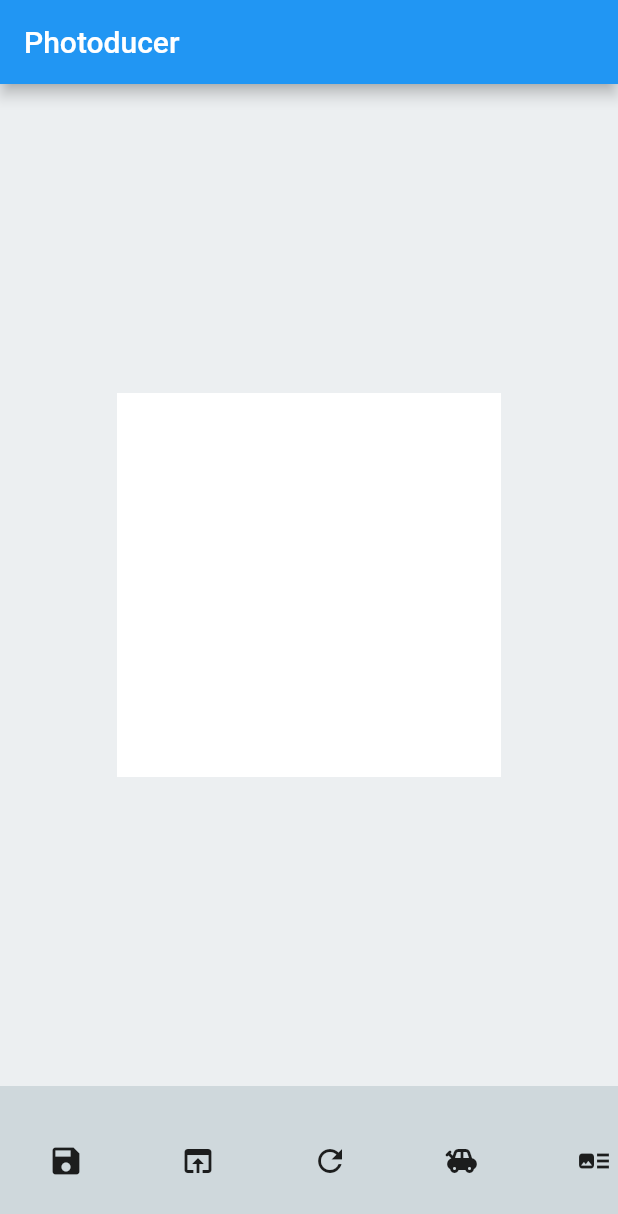
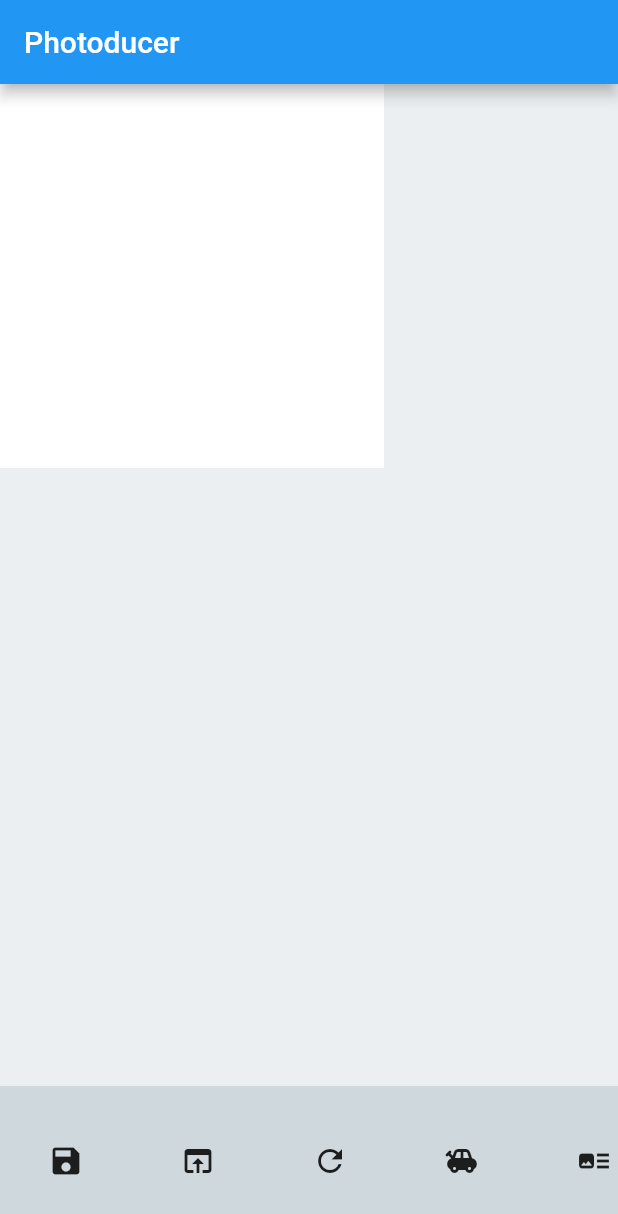
Before and after one commit to GreenAppers/photoducer, a Flutter app: the screen it shows after launch, after a tap on the "save" icon, on a phone screen of 412 x 824 dp. Shown: the top 1214 px of the screen. Run offline on Flutter 3.47's test engine with Material 2 defaults, Android fonts, the phone set to English and light mode, and no system bars; drawn by our look-alikes of photo_view; our stand-ins replace file_picker; missing offline and left inert: image_picker_saver, tflite.

Commit message:
Make canvas parent PhotoView for pinch zooming

```diff
--- a/lib/main.dart
+++ b/lib/main.dart
@@ -5,11 +5,11 @@ import 'dart:ui' as ui;
 import 'package:flutter/material.dart';
 import 'package:flutter/services.dart';
 import 'package:file_picker/file_picker.dart';
-import 'package:image/image.dart' as img;
 import 'package:image_picker_saver/image_picker_saver.dart';
-import 'package:path_provider/path_provider.dart';
+import 'package:photo_view/photo_view.dart';
 import 'package:tflite/tflite.dart';
-import 'package:tuple/tuple.dart';
+import 'package:photoducer/pixel_buffer.dart';
+import 'package:photoducer/photograph_transducer.dart';
 
 void main() => runApp(PhotoducerApp());
 
@@ -27,15 +27,16 @@ class PhotoducerApp extends StatelessWidget {
 }
 
 class Photoducer extends StatefulWidget {
+  final PhotographTransducer transducer = PhotographTransducer();
+
   @override
   _PhotoducerState createState() => _PhotoducerState();
 }
 
 class _PhotoducerState extends State<Photoducer> {
   GlobalKey<_PhotoducerCanvasState> canvasKey = GlobalKey();
-  var renderedImage;
+  bool loadingImage = false;
   String loadedModel;
-  List objectRecognition;
 
   @override
   Widget build(BuildContext context) {
@@ -45,41 +46,47 @@ class _PhotoducerState extends State<Photoducer> {
       ),
 
       body: Container(
-        decoration: new BoxDecoration(color: Colors.blueGrey[50]),
+        decoration: BoxDecoration(color: Colors.blueGrey[50]),
+        child: IgnorePointer(
+          ignoring: loadingImage,
           child: Column(
             children: <Widget>[
-            Spacer(),
-            Stack(children: <Widget>[
-              PhotoducerCanvas(canvasKey),
-              Container(
-                width: 256,
-                height: 256,
-                child: Stack(children: objectBoxes(Size(256, 256))),
+              Expanded(
+                child: ClipRect(
+                  child: (loadingImage ?
+                    Center(
+                      child: Container(
+                        width: 20.0,
+                        height: 20.0,
+                        child: const CircularProgressIndicator(),
                       ),
-            ]),
-            Spacer(),
+                    ) :
+                    PhotoView.customChild(
+                      child: PhotoducerCanvas(canvasKey, widget.transducer),
+                      childSize: widget.transducer.state.size,
+                      maxScale: PhotoViewComputedScale.covered * 2.0,
+                      minScale: PhotoViewComputedScale.contained * 0.8,
+                      initialScale: PhotoViewComputedScale.covered,
+                      backgroundDecoration: BoxDecoration(color: Colors.blueGrey[50]),
+                    )
+                  ),
+                ),
+              ),
 
               Container(
                 height: 100,
-              decoration: new BoxDecoration(color: Colors.blueGrey[100]),
+                decoration: BoxDecoration(color: Colors.blueGrey[100]),
                 child: ListView(
                   scrollDirection: Axis.horizontal,
                   children: <Widget>[
                     FlatButton(
                       child: Icon(Icons.save),
-                    onPressed: () {
-                      setState(() {
-                         renderedImage = canvasKey.currentState.rendered;
-                      });
-                      saveImage(context);
-                    },
+                      onPressed: () { saveImage(context); },
                     ),
 
                     FlatButton(
                       child: Icon(Icons.open_in_browser),
-                    onPressed: () {
-                      loadImage(context);
-                    },
+                      onPressed: () { loadImage(context); },
                     ),
 
                     FlatButton(
@@ -91,64 +98,37 @@ class _PhotoducerState extends State<Photoducer> {
 
                     FlatButton(
                       child: Icon(Icons.toys),
-                    onPressed: () {
-                      setState(() {
-                         renderedImage = canvasKey.currentState.rendered;
-                      });
-                      generateImage(context);
-                    },
+                      onPressed: () { generateImage(context); },
                     ),
 
                     FlatButton(
                       child: Icon(Icons.art_track),
-                    onPressed: () {
-                      setState(() {
-                         renderedImage = canvasKey.currentState.rendered;
-                      });
-                      recognizeImage(context);
-                    },
+                      onPressed: () { recognizeImage(context); },
                     ),
-
                   ],
                 ),
               ),
             ],
           ),
         ),
+      ),
     );
   }
 
-  Future<ui.Image> imageFromImg(img.Image input) async {
-    ui.Codec codec = await ui.instantiateImageCodec(img.encodePng(input));
-    ui.FrameInfo frame = await codec.getNextFrame();
-    return frame.image;
+  Future<Null> loadImageFileNamed(String filename) async {
+    List<int> bytes = await File(filename).readAsBytes();
+    return loadImageFileBytes(bytes);
   }
 
-  Future<img.Image> imgFromImage(ui.Image input) async {
-    var pngBytes = await input.toByteData(format: ui.ImageByteFormat.png);
-    return img.decodeImage(pngBytes.buffer.asUint8List());
-  }
-
-  Future<Null> loadImg(img.Image input) async {
-    img.Image resized = img.copyResize(input, 256, 256);
-    ui.Image image = await imageFromImg(resized);
-    canvasKey.currentState.reset(image);
-  }
-
-  Future<String> stashImagePath(String name) async {
-    Directory directory = await getApplicationDocumentsDirectory();
-    return directory.path + Platform.pathSeparator + name + ".png";
-  }
-
-  Future<String> stashImage(ui.Image image, String name) async {
-    var pngBytes = await image.toByteData(format: ui.ImageByteFormat.png);
-    String path = await stashImagePath(name);
-    File(path).writeAsBytesSync(pngBytes.buffer.asInt8List());
-    return path;
+  Future<Null> loadImageFileBytes(List<int> bytes) async {
+    ui.Codec codec = await ui.instantiateImageCodec(bytes);
+    ui.FrameInfo frame = await codec.getNextFrame();
+    canvasKey.currentState.reset(frame.image);
+    setState((){ loadingImage = false; });
   }
 
   Future<String> saveImage(BuildContext context) async {
-    var image = await renderedImage;
+    ui.Image image = await widget.transducer.renderImage();
     var pngBytes = await image.toByteData(format: ui.ImageByteFormat.png);
     return ImagePickerSaver.saveFile(fileData: pngBytes.buffer.asUint8List());
   }
@@ -156,32 +136,32 @@ class _PhotoducerState extends State<Photoducer> {
   Future<Null> loadImage(BuildContext context) async {
     //return loadAssetImage(context, 'dogandhorse.jpg');
     String filePath = await FilePicker.getFilePath(type: FileType.ANY);
-    return loadImg(img.decodeImage(File(filePath).readAsBytesSync()));
+    if (filePath == '') return;
+    setState((){ loadingImage = true; });
+    return loadImageFileNamed(filePath);
   }
 
   Future<Null> loadAssetImage(BuildContext context, String name) async {
+    setState((){ loadingImage = true; });
     ByteData bytes = await rootBundle.load("assets/" + name);
-    return loadImg(img.decodeImage(bytes.buffer.asUint8List()));
+    return loadImageFileBytes(bytes.buffer.asUint8List());
   }
 
   Future<String> stashRenderedImage(BuildContext context, String name) async {
-    var image = await renderedImage;
+    ui.Image image = await widget.transducer.renderImage();
     return stashImage(image, name);
   }
 
   Future<Null> unstashImage(BuildContext context, String name) async {
-    Directory directory = await getApplicationDocumentsDirectory();
-    String path = directory.path;
-    ui.Codec codec = await ui.instantiateImageCodec(File('$path/$name.png').readAsBytesSync());
-    ui.FrameInfo frame = await codec.getNextFrame();
-    canvasKey.currentState.reset(frame.image);
+    String filePath = await stashImagePath(name);
+    return loadImageFileNamed(filePath);
   }
 
   Future<Null> generateImage(BuildContext context) async {
     var loaded = await loadModel("edges2shoes");
     if (!loaded) return;
 
-    var input = await renderedImage;
+    ui.Image input = await widget.transducer.renderImage();
     debugPrint("Running model on frame");
 
     String filePath = await stashImage(input, "recognize");
@@ -205,7 +185,7 @@ class _PhotoducerState extends State<Photoducer> {
     var loaded = await loadModel("yolov2_tiny");
     if (!loaded) return;
 
-    var input = await renderedImage;
+    ui.Image input = await widget.transducer.renderImage();
     String filePath = await stashImage(input, "recognize");
     var recognitions = await Tflite.detectObjectOnImage(
       path: filePath,
@@ -217,7 +197,7 @@ class _PhotoducerState extends State<Photoducer> {
     );
 
     /*
-    var input = await renderedImage;
+    ui.Image input = await widget.transducer.renderImage();
     img.Image oriImage = await imgFromImage(input);
     img.Image resizedImage = img.copyResize(oriImage, 416, 416);
     var recognitions = await Tflite.detectObjectOnBinary(
@@ -228,9 +208,7 @@ class _PhotoducerState extends State<Photoducer> {
     );
     */
 
-    setState(() {
-      objectRecognition = recognitions;
-    });
+    canvasKey.currentState.setObjectRecognition(recognitions);
   }
 
   Future<bool> loadModel(name) async {
@@ -249,32 +227,97 @@ class _PhotoducerState extends State<Photoducer> {
       return false;
     }
   }
+}
 
-  Float32List imgToFloat32List(img.Image image, int inputSize, double mean, double std) {
-    var convertedBytes = Float32List(1 * inputSize * inputSize * 3);
-    var buffer = Float32List.view(convertedBytes.buffer);
-    int pixelIndex = 0;
-    for (var i = 0; i < inputSize; i++) {
-      for (var j = 0; j < inputSize; j++) {
-        var pixel = image.getPixel(j, i);
-        buffer[pixelIndex++] = (img.getRed  (pixel) - mean) / std;
-        buffer[pixelIndex++] = (img.getGreen(pixel) - mean) / std;
-        buffer[pixelIndex++] = (img.getBlue (pixel) - mean) / std;
+enum PhotoducerCanvasTool { none, draw }
+
+class PhotoducerCanvas extends StatefulWidget {
+  final PhotographTransducer transducer;
+  PhotoducerCanvas(Key key, this.transducer): super(key: key);
+
+  @override
+  State<StatefulWidget> createState() {
+    return _PhotoducerCanvasState();
   }
 }
-    return convertedBytes;
 
+class _PhotoducerCanvasState extends State<PhotoducerCanvas> {
+  PhotoducerCanvasTool tool = PhotoducerCanvasTool.draw;
+  List objectRecognition;
+
+  void reset([ui.Image image]) {
+    setState(() {
+      widget.transducer.reset(image);
+      objectRecognition = null;
+    });
   }
 
-  List<Widget> objectBoxes(Size size) {
+  void setObjectRecognition(List x) {
+    setState(() { objectRecognition = x; });
+  }
+
+  @override
+  Widget build(BuildContext context) {
+    return Stack(
+      children: <Widget>[
+        buildGestureDetector(
+          Container(
+            width: widget.transducer.state.size.width,
+            height: widget.transducer.state.size.height,
+            alignment: Alignment.topLeft,
+            color: Colors.white,
+            child: RepaintBoundary(
+              child: CustomPaint(
+                painter: PhotographTransducerPainter(widget.transducer),
+              ),
+            ),
+          ),
+        ),
+
+        Stack(children: buildObjectRecognitionBoxes(context)),
+      ],
+    );
+  }
+
+  Widget buildGestureDetector(Widget child) {
+    switch (tool) {
+      case PhotoducerCanvasTool.none:
+        return child;
+
+      case PhotoducerCanvasTool.draw:
+        return GestureDetector(
+          onPanUpdate: (DragUpdateDetails details) {
+            RenderBox box = context.findRenderObject();
+            Offset point = box.globalToLocal(details.globalPosition);
+            if (point.dx >=0 && point.dy >= 0 && point.dx < box.size.width && point.dy < box.size.height) {
+              setState(() {
+                widget.transducer.addLines(point);
+              });
+            }
+          },
+
+          onPanEnd: (DragEndDetails details) {
+            widget.transducer.addNop();
+          },
+
+          child: child
+        );
+
+      default:
+        return null;
+    }
+  }
+
+  List<Widget> buildObjectRecognitionBoxes(BuildContext context) {
     if (objectRecognition == null) return [];
+    RenderBox box = context.findRenderObject();
     Color blue = Color.fromRGBO(37, 213, 253, 1.0);
     return objectRecognition.map((re) {
       return Positioned(
-        left:   re["rect"]["x"] * size.width,
-        top:    re["rect"]["y"] * size.height,
-        width:  re["rect"]["w"] * size.width,
-        height: re["rect"]["h"] * size.height,
+        left:   re["rect"]["x"] * box.size.width,
+        top:    re["rect"]["y"] * box.size.height,
+        width:  re["rect"]["w"] * box.size.width,
+        height: re["rect"]["h"] * box.size.height,
         child:  Container(
           decoration: BoxDecoration(
             border: Border.all(
@@ -295,155 +338,3 @@ class _PhotoducerState extends State<Photoducer> {
     }).toList();
   }
 }
-
-enum Input { reset, nop, color, strokeCap, strokeWidth, lines }
-
-class PhotographTransducer {
-  List<MapEntry<Input, Object>> input = <MapEntry<Input, Object>>[];
-  int version = 1;
-
-  void reset(ui.Image image) {
-    version = 1;
-    input = <MapEntry<Input, Object>>[];
-    if (image != null) input.add(MapEntry<Input, Object>(Input.reset, image));
-  }
-
-  void addOrUpdateLastInput(Input type) {
-    if (input.length == 0 || input.last.key != type) {
-      switch (type) {
-        case Input.nop:
-          input.add(MapEntry<Input, Object>(type, null));
-          break;
-
-        case Input.lines:
-          input.add(MapEntry<Input, Object>(type, List<Offset>()));
-          break;
-
-        default:
-          assert(false, "addOrUpdateLastInput(" + type.toString() + "): unsupported");
-      }
-      version++;
-    }
-  }
-
-  void addLines(Offset point) {
-    addOrUpdateLastInput(Input.lines);
-    List<Offset> points = input.last.value;
-    points.add(point);
-    version++;
-  }
-
-  int transduce(Canvas canvas, Size size) {
-    Paint paint = Paint()
-      ..color = Colors.black
-      ..strokeCap = StrokeCap.round
-      ..strokeWidth = 1.0;
-
-    for (MapEntry<Input, Object> x in input) {
-      switch (x.key) {
-        case Input.reset:
-          canvas.drawImage(x.value, Offset(0, 0), paint);
-          break;
-
-        case Input.color:
-          paint.color = x.value;
-          break;
-
-        case Input.strokeCap:
-          paint.strokeCap = x.value;
-          break;
-
-        case Input.strokeWidth:
-          paint.strokeWidth = x.value;
-          break;
-
-        case Input.lines:
-          List<Offset> points = x.value;
-          for (int i = 0; i < points.length - 1; i++) {
-            canvas.drawLine(points[i], points[i + 1], paint);
-          }
-          break;
-
-        default:
-          break;
-      }
-    }
-    return version;
-  }
-}
-
-class PhotoducerCanvas extends StatefulWidget {
-  PhotoducerCanvas(Key key): super(key: key);
-
-  @override
-  State<StatefulWidget> createState() {
-    return _PhotoducerCanvasState();
-  }
-}
-
-class _PhotoducerCanvasState extends State<PhotoducerCanvas> {
-  PhotographTransducer transducer = new PhotographTransducer();
-
-  void reset([ui.Image image]) {
-    setState(() { transducer.reset(image); });
-  }
-
-  Future<ui.Image> get rendered async {
-    ui.PictureRecorder recorder = ui.PictureRecorder();
-    Canvas canvas = Canvas(recorder);
-    PhotoducerCanvasPainter painter = PhotoducerCanvasPainter(transducer);
-    var size = context.size;
-    painter.paint(canvas, size);
-    return recorder.endRecording().toImage(size.width.floor(), size.height.floor());
-  }
-
-  @override
-  Widget build(BuildContext context) {
-    return Container(
-      width: 256,
-      height: 256,
-
-      child: GestureDetector(
-        onPanUpdate: (DragUpdateDetails details) {
-          RenderBox box = context.findRenderObject();
-          Offset point = box.globalToLocal(details.globalPosition);
-          if (point.dx >=0 && point.dy >= 0 && point.dx < box.size.width && point.dy < box.size.height) {
-            setState(() {
-              transducer.addLines(point);
-            });
-          }
-        },
-
-        onPanEnd: (DragEndDetails details) {
-          setState(() {
-            transducer.addOrUpdateLastInput(Input.nop);
-          });
-        },
-
-        child: Container(
-          alignment: Alignment.topLeft,
-          color: Colors.white,
-          child: CustomPaint(
-            painter: PhotoducerCanvasPainter(transducer),
-          ),
-        ),
-      ),
-    );
-  }
-}
-
-class PhotoducerCanvasPainter extends CustomPainter {
-  PhotographTransducer transducer;
-  int transducerVersion = 0;
-
-  PhotoducerCanvasPainter(this.transducer);
-
-  @override
-  bool shouldRepaint(PhotoducerCanvasPainter oldDelegate) {
-    return transducerVersion != oldDelegate.transducerVersion;
-  }
-
-  void paint(Canvas canvas, Size size) {
-    transducerVersion = transducer.transduce(canvas, size);
-  }
-}
--- /dev/null
+++ b/lib/photograph_transducer.dart
@@ -0,0 +1,107 @@
+import 'dart:ui' as ui;
+import 'package:flutter/material.dart';
+import 'package:photoducer/pixel_buffer.dart';
+
+enum Input { reset, nop, color, strokeCap, strokeWidth, lines }
+
+class PhotographTransducerState {
+  Size size = Size(256, 256);
+  bool uploaded = true;
+  PixelBuffer downloaded;
+}
+
+class PhotographTransducer {
+  int version = 0;
+  PhotographTransducerState state = PhotographTransducerState();
+  List<MapEntry<Input, Object>> input = <MapEntry<Input, Object>>[];
+  List<MapEntry<int, ui.Image>> cache = <MapEntry<int, ui.Image>>[];
+
+  void reset(ui.Image image) {
+    version = 0;
+    input = <MapEntry<Input, Object>>[];
+    cache = <MapEntry<int, ui.Image>>[];
+    if (image != null) {
+      state.size = Size(image.width.toDouble(), image.height.toDouble());
+      input.add(MapEntry<Input, Object>(Input.reset, image));
+      version++;
+    } else {
+      state.size = Size(256, 256);
+    }
+  }
+
+  void addNop() {
+    input.add(MapEntry<Input, Object>(Input.nop, null));
+    version++;
+  }
+
+  void addLines(Offset point) {
+    input.add(MapEntry<Input, Object>(Input.lines, point));
+    version++;
+  }
+
+  int transduce(Canvas canvas, Size size) {
+    Paint penState = Paint();
+    penState.color = Colors.black;
+    penState.strokeCap = StrokeCap.round;
+    penState.strokeWidth = 1.0;
+
+    for (int i = 0; i < input.length; i++) {
+      var x = input[i];
+
+      switch (input[i].key) {
+        case Input.reset:
+          canvas.drawImage(x.value, Offset(0, 0), penState);
+          break;
+
+        case Input.color:
+          penState.color = x.value;
+          break;
+
+        case Input.strokeCap:
+          penState.strokeCap = x.value;
+          break;
+
+        case Input.strokeWidth:
+          penState.strokeWidth = x.value;
+          break;
+
+        case Input.lines:
+          for (/**/; i < input.length-1 && input[i+1].key == Input.lines; i++) {
+            Offset p1 = input[i].value, p2 = input[i+1].value;
+            canvas.drawLine(p1, p2, penState);
+          }
+          break;
+
+        default:
+          break;
+      }
+    }
+    return version;
+  }
+
+  Future<ui.Image> renderImage() async {
+    ui.PictureRecorder recorder = ui.PictureRecorder();
+    Canvas canvas = Canvas(recorder);
+    transduce(canvas, state.size);
+    return recorder.endRecording().toImage(state.size.width.floor(), state.size.height.floor());
+  }
+}
+
+class PhotographTransducerPainter extends CustomPainter {
+  PhotographTransducer transducer;
+  List transducerInput;
+  int paintedVersion = 0;
+
+  PhotographTransducerPainter(this.transducer) {
+    transducerInput = transducer.input;
+  }
+
+  @override
+  bool shouldRepaint(PhotographTransducerPainter oldDelegate) {
+    return paintedVersion != transducer.version || transducerInput != oldDelegate.transducerInput;
+  }
+
+  void paint(Canvas canvas, Size size) {
+    paintedVersion = transducer.transduce(canvas, size);
+  }
+}
--- a/pubspec.yaml
+++ b/pubspec.yaml
@@ -10,7 +10,7 @@ description: Photograph transducer
 version: 1.0.2+2
 
 environment:
-  sdk: ">=2.0.0-dev.68.0 <3.0.0"
+  sdk: ">=2.1.0 <3.0.0"
 
 dependencies:
   flutter:
@@ -27,6 +27,8 @@ dependencies:
   image_picker_saver: 0.1.0
 
   path_provider: 0.4.1
+
+  photo_view: ^0.2.1
 
   tflite: 1.0.1
 
```
Also changed, not shown: 1 other file. Lines whose indentation alone changed are shown as unchanged.
